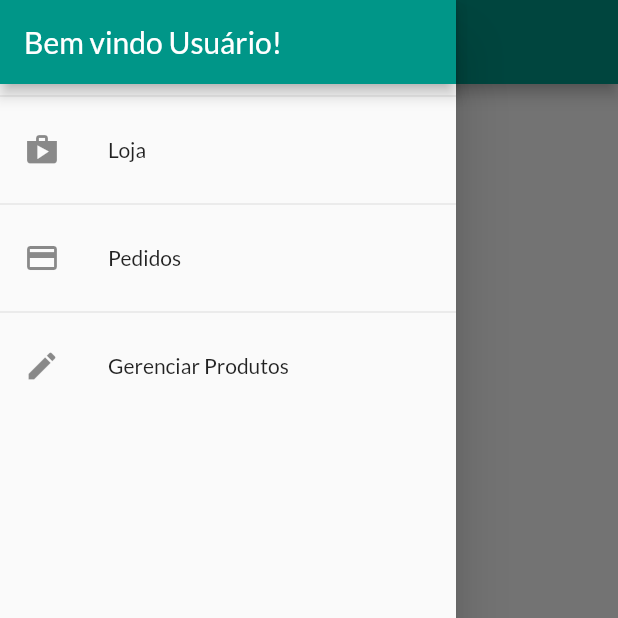
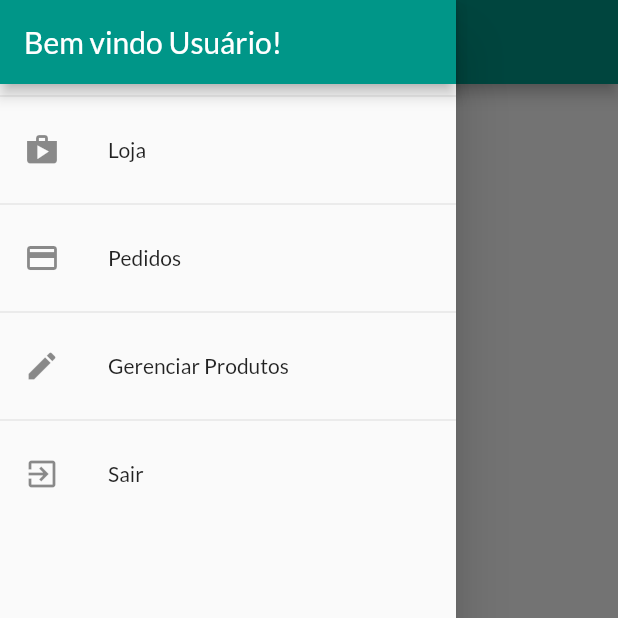
Before and after one commit to rmcassio/shop-app, a Flutter app: the OrdersPage screen opened by its route, with the side drawer open, on a phone screen of 412 x 824 dp, the top half of it. Run offline on Flutter 3.47's test engine with Material 2 defaults, Android fonts, the phone set to English and light mode, and no system bars; network calls fail.

```diff
--- a/lib/components/app_drawer.dart
+++ b/lib/components/app_drawer.dart
@@ -1,4 +1,6 @@
 import 'package:flutter/material.dart';
+import 'package:provider/provider.dart';
+import 'package:shop_app/models/auth.dart';
 
 import '../utils/app_routes.dart';
 
@@ -11,37 +13,48 @@ class AppDrawer extends StatelessWidget {
       child: Column(
         children: [
           AppBar(
-            title: Text('Bem vindo Usuário!'),
+            title: const Text('Bem vindo Usuário!'),
             automaticallyImplyLeading: false,
           ),
-          Divider(),
+          const Divider(),
           ListTile(
-            leading: Icon(Icons.shop),
-            title: Text('Loja'),
+            leading: const Icon(Icons.shop),
+            title: const Text('Loja'),
             onTap: () {
               Navigator.of(context).pushReplacementNamed(
                 AppRoutes.AUTH_OR_HOME,
               );
             },
           ),
-          Divider(),
+          const Divider(),
           ListTile(
-            leading: Icon(Icons.payment),
-            title: Text('Pedidos'),
+            leading: const Icon(Icons.payment),
+            title: const Text('Pedidos'),
             onTap: () {
               Navigator.of(context).pushReplacementNamed(
                 AppRoutes.ORDERS,
               );
             },
           ),
-          Divider(),
+          const Divider(),
           ListTile(
-            leading: Icon(Icons.edit),
-            title: Text('Gerenciar Produtos'),
+            leading: const Icon(Icons.edit),
+            title: const Text('Gerenciar Produtos'),
             onTap: () {
               Navigator.of(context).pushReplacementNamed(
                 AppRoutes.PRODUCTS,
               );
+            },
+          ),
+          const Divider(),
+          ListTile(
+            leading: const Icon(Icons.exit_to_app),
+            title: const Text('Sair'),
+            onTap: () {
+              Provider.of<Auth>(context, listen: false).logout();
+
+              Navigator.of(context)
+                  .pushReplacementNamed(AppRoutes.AUTH_OR_HOME);
             },
           ),
         ],
```
Also changed, not shown: lib/models/auth.dart (+26 -2 lines).
